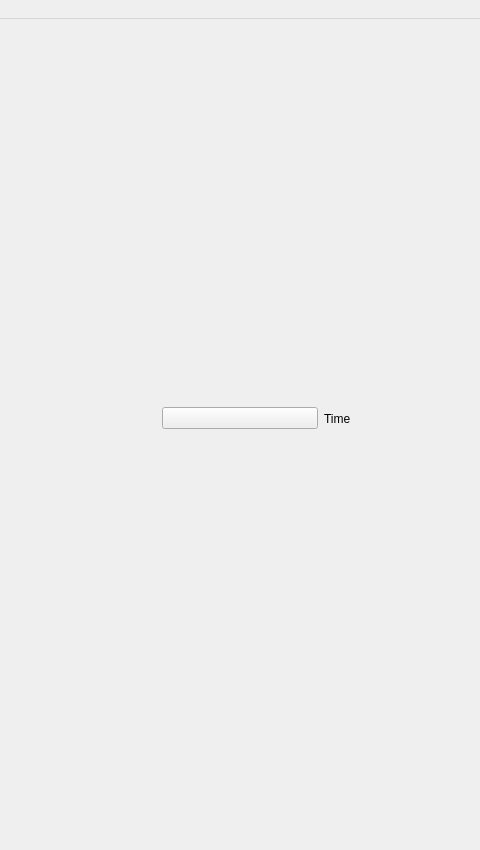
First picture: the form in GameWindow.ui, repository iUltimateLP/solitaire, before the edit; both pictures show x 367 to 847 and y 0 to 850 of the 1200 by 850 pixel window.
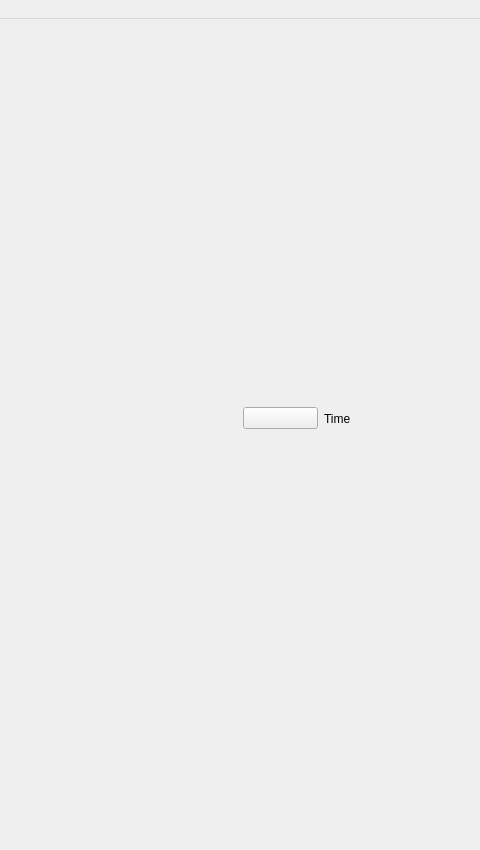
Second picture: the form after the edit.

The edit to the form file:
```diff
--- a/GameWindow.ui
+++ b/GameWindow.ui
@@ -35,6 +35,15 @@
          <number>10</number>
         </property>
         <item>
+         <layout class="QHBoxLayout" name="horizontalLayout_4">
+          <item>
+           <widget class="QLabel" name="label">
+            <property name="text">
+             <string> </string>
+            </property>
+           </widget>
+          </item>
+          <item>
          <widget class="QPushButton" name="undoButton">
           <property name="layoutDirection">
            <enum>Qt::RightToLeft</enum>
@@ -47,6 +56,8 @@
           </property>
          </widget>
         </item>
+         </layout>
+        </item>
         <item>
          <widget class="QLabel" name="time_label">
           <property name="baseSize">
```
Left out of the diff: 20 changed lines with no effect on the pictures. Lines whose indentation alone changed are shown as unchanged.
